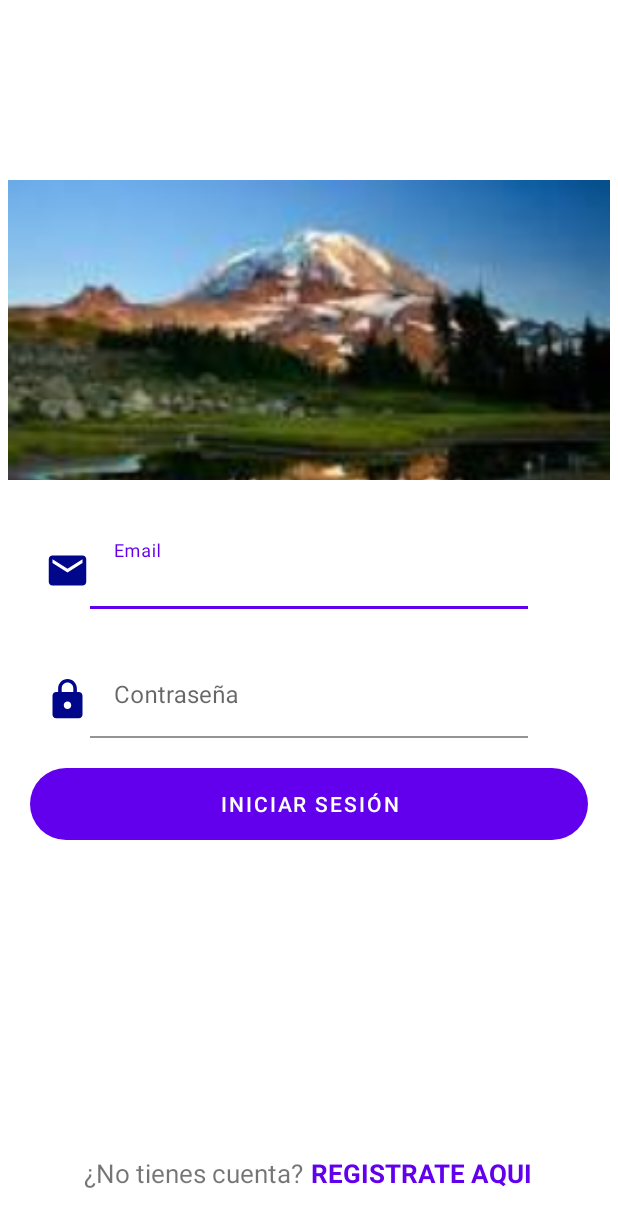
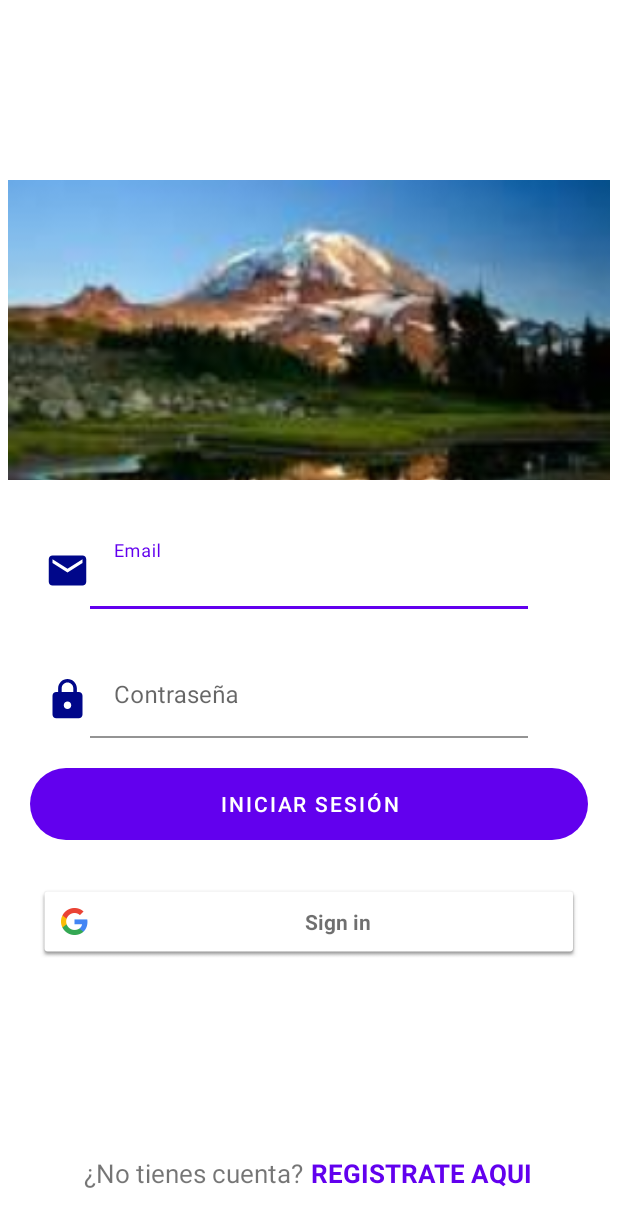
Before and after one commit to sionach10/PreciosLuz, an Android app: the screen it shows after launch (MainActivity), after a tap on "INICIAR SESIÓN", on a phone screen of 412 x 824 dp. Shown: the top 1227 px of the screen. Run offline under Robolectric (Android 15) with nearby library versions, the phone set to English and light mode, and no system bars; our stand-ins replace Firebase (no records; nobody signed in at launch, a user with empty details on screens opened directly); plain views replace DiagonalView.

Commit message:
Avanzado en Google SingIn pero esta deprecado.

```diff
--- a/app/build.gradle
+++ b/app/build.gradle
@@ -49,6 +49,8 @@ dependencies {
     implementation 'com.google.firebase:firebase-analytics'
     implementation 'com.google.firebase:firebase-auth'
     implementation 'com.google.firebase:firebase-firestore'
+    implementation 'com.google.android.gms:play-services-auth:20.2.0'
+
 
 
 
--- a/app/src/main/AndroidManifest.xml
+++ b/app/src/main/AndroidManifest.xml
@@ -14,6 +14,9 @@
         android:theme="@style/Theme.SocialTravel"
         tools:targetApi="31">
         <activity
+            android:name=".HomeActivity"
+            android:exported="false" />
+        <activity
             android:name=".RegisterActivity"
             android:exported="false" />
         <activity
--- a/app/src/main/java/com/socialtravel/MainActivity.java
+++ b/app/src/main/java/com/socialtravel/MainActivity.java
@@ -1,5 +1,6 @@
 package com.socialtravel;
 
+import androidx.annotation.NonNull;
 import androidx.appcompat.app.AppCompatActivity;
 
 import android.content.Intent;
@@ -8,8 +9,17 @@ import android.util.Log;
 import android.view.View;
 import android.widget.Button;
 import android.widget.TextView;
+import android.widget.Toast;
 
+import com.google.android.gms.auth.api.signin.GoogleSignIn;
+import com.google.android.gms.auth.api.signin.GoogleSignInClient;
+import com.google.android.gms.auth.api.signin.GoogleSignInOptions;
+import com.google.android.gms.common.SignInButton;
+import com.google.android.gms.tasks.OnCompleteListener;
+import com.google.android.gms.tasks.Task;
 import com.google.android.material.textfield.TextInputEditText;
+import com.google.firebase.auth.AuthResult;
+import com.google.firebase.auth.FirebaseAuth;
 
 public class MainActivity extends AppCompatActivity {
 
@@ -17,6 +27,11 @@ public class MainActivity extends AppCompatActivity {
     TextInputEditText mTextInputEmail;
     TextInputEditText mTextInputPassword;
     Button mButtonLogin;
+    FirebaseAuth mAuth;
+    SignInButton mButtonGoogle;
+    private GoogleSignInClient mGoogleSignInClient;
+    private final int REQUEST_CODE_GOOGLE = 1;
+
     @Override
     protected void onCreate(Bundle savedInstanceState) {
         super.onCreate(savedInstanceState);
@@ -26,6 +41,22 @@ public class MainActivity extends AppCompatActivity {
         mTextInputEmail = findViewById(R.id.textInputEmail);
         mTextInputPassword = findViewById(R.id.textInputPassword);
         mButtonLogin = findViewById(R.id.btnLogin);
+        mButtonGoogle = findViewById(R.id.btnLoginGoogle);
+        mAuth = FirebaseAuth.getInstance();
+
+        GoogleSignInOptions gso = new GoogleSignInOptions.Builder(GoogleSignInOptions.DEFAULT_SIGN_IN)
+                .requestIdToken(getString(R.string.default_web_client_id))
+                        .requestEmail()
+                                .build();
+
+        mGoogleSignInClient = GoogleSignIn.getClient(this, gso);
+
+        mButtonGoogle.setOnClickListener(new View.OnClickListener() {
+            @Override
+            public void onClick(View v) {
+                signInGoogle();
+            }
+        });
 
         mButtonLogin.setOnClickListener(new View.OnClickListener() {
             @Override
@@ -43,11 +74,27 @@ public class MainActivity extends AppCompatActivity {
         });
     }
 
+    private void signInGoogle() {
+        Intent signInIntent = mGoogleSignInClient.getSignInIntent();
+        startActivityForResult(signInIntent, REQUEST_CODE_GOOGLE);
+    }
+
     private void login()
     {
         String email = mTextInputEmail.getText().toString();
         String password = mTextInputPassword.getText().toString();
-
+        mAuth.signInWithEmailAndPassword(email, password).addOnCompleteListener(new OnCompleteListener<AuthResult>() {
+            @Override
+            public void onComplete(@NonNull Task<AuthResult> task) {
+                if(task.isSuccessful()) {
+                    Intent intent = new Intent(MainActivity.this, HomeActivity.class);//Se le pasa pantalla origen y pantalla destino.
+                    startActivity(intent);
+                }
+                else{
+                    Toast.makeText(MainActivity.this, "El email o la contraseña no son correctos.", Toast.LENGTH_LONG).show();
+                }
+            }
+        });
         Log.d("Campo", "email: "+ email);
         Log.d("Campo", "Password: "+ password);
     }
--- a/app/src/main/res/layout/activity_main.xml
+++ b/app/src/main/res/layout/activity_main.xml
@@ -106,6 +106,15 @@
             android:layout_margin="20dp"
             android:background="@drawable/rounded_button"/>
 
+        <com.google.android.gms.common.SignInButton
+            android:id="@+id/btnLoginGoogle"
+            android:layout_width="match_parent"
+            android:layout_height="wrap_content"
+            android:layout_marginTop="10dp"
+            android:layout_marginRight="25dp"
+            android:layout_marginLeft="25dp"/>
+
+
         <LinearLayout
             android:layout_width="match_parent"
             android:layout_height="match_parent"
--- a/build.gradle
+++ b/build.gradle
@@ -7,6 +7,7 @@ buildscript {
     }
     dependencies {
         classpath 'com.google.gms:google-services:4.3.13'
+
     }
 }
 plugins {
```
Also changed, not shown: app/src/main/java/com/socialtravel/HomeActivity.java (added, +14 -0 lines), app/src/main/res/layout/activity_home.xml (added, +9 -0 lines).
